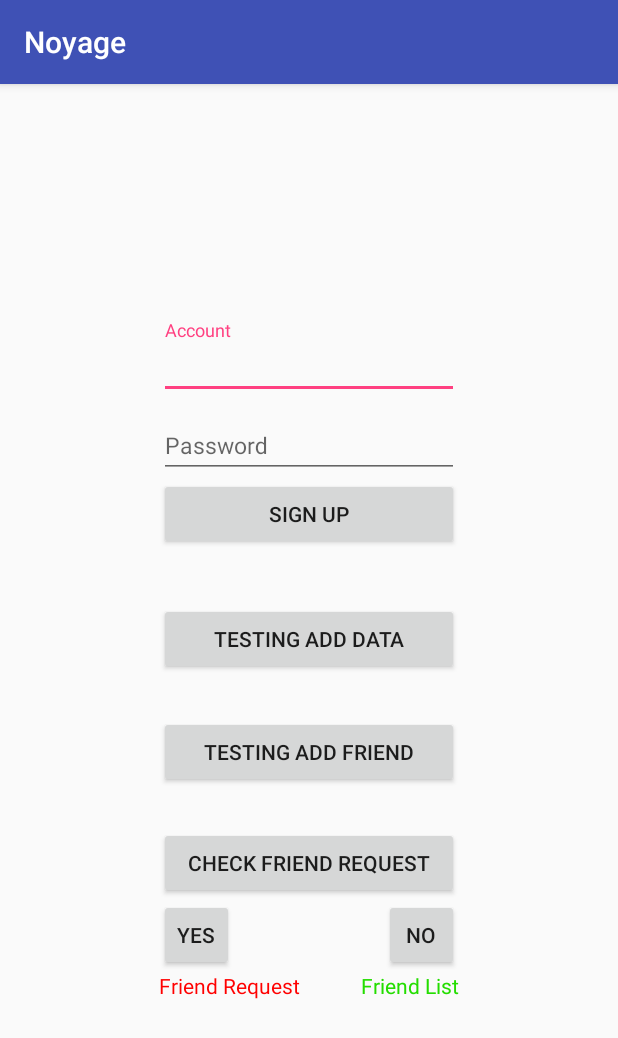
After one commit to chloe722/Noyage, an Android app: the SignUpActivity screen opened directly, with no data from a screen before it, on a phone screen of 412 x 824 dp. The commit adds this screen. Shown: the top 1038 px of the screen. Run offline under Robolectric (Android 15) with nearby library versions, the phone set to English and light mode, and no system bars; our stand-ins replace Firebase (no records; nobody signed in at launch, a user with empty details on screens opened directly).

Commit message:
Create user register and freind-system. Implemented simple UI to test the function with firebase

```diff
--- a/app/build.gradle
+++ b/app/build.gradle
@@ -22,11 +22,13 @@ dependencies {
     implementation fileTree(dir: 'libs', include: ['*.jar'])
     implementation 'com.android.support:appcompat-v7:26.1.0'
     implementation 'com.android.support.constraint:constraint-layout:1.0.2'
+    implementation 'com.google.firebase:firebase-database:12.0.1'
     testImplementation 'junit:junit:4.12'
     androidTestImplementation 'com.android.support.test:runner:1.0.1'
     androidTestImplementation 'com.android.support.test.espresso:espresso-core:3.0.1'
     compile 'com.google.firebase:firebase-core:12.0.1'
     compile 'com.google.firebase:firebase-auth:12.0.1'
+    compile 'com.android.support:design:26.1.0'
 
 
 }
--- /dev/null
+++ b/app/src/main/java/com/ourblog/android/Article.java
@@ -0,0 +1,44 @@
+package com.ourblog.android;
+
+/**
+ * Created by Chloe on 4/10/2018.
+ */
+
+public class Article {
+    public String title = "chloetesting title";
+    public String content = "chloe testing content";
+    public String tag ="";
+
+    public String currentUser;
+
+    public String getTitle() {
+        return title;
+    }
+
+    public void setTitle(String title) {
+        this.title = title;
+    }
+
+    public String getContent() {
+        return content;
+    }
+
+    public void setContent(String content) {
+        this.content = content;
+    }
+
+    public String getCurrentUser() {
+        return currentUser;
+    }
+
+    public void setCurrentUser(String currentUser) {
+        this.currentUser = currentUser;
+    }
+
+
+
+    public Article() {
+        // Default constructor required for calls to DataSnapshot.getValue(User.class)
+    }
+
+}
--- /dev/null
+++ b/app/src/main/java/com/ourblog/android/SignUpActivity.java
@@ -0,0 +1,184 @@
+package com.ourblog.android;
+
+import android.support.annotation.NonNull;
+import android.support.v7.app.AppCompatActivity;
+import android.os.Bundle;
+import android.util.Log;
+import android.view.View;
+import android.widget.Button;
+import android.widget.TextView;
+import android.widget.Toast;
+
+import com.google.android.gms.tasks.OnCompleteListener;
+import com.google.android.gms.tasks.Task;
+import com.google.firebase.auth.AuthResult;
+import com.google.firebase.auth.FirebaseAuth;
+import com.google.firebase.auth.FirebaseUser;
+import com.google.firebase.database.DataSnapshot;
+import com.google.firebase.database.DatabaseError;
+import com.google.firebase.database.DatabaseReference;
+import com.google.firebase.database.FirebaseDatabase;
+import com.google.firebase.database.ValueEventListener;
+
+public class SignUpActivity extends AppCompatActivity {
+    public static final String FRIENDREQUEST = "friendrequest";
+    private Button login;
+    private Button signUp;
+    private FirebaseAuth mAuth;
+    private DatabaseReference mDatabase;
+    private String account;
+    private String password;
+    private FirebaseUser currentUser;
+    private DatabaseReference mListDb;
+    FirebaseDatabase database;
+    String friendsID;
+
+    @Override
+    protected void onCreate(Bundle savedInstanceState) {
+        super.onCreate(savedInstanceState);
+        setContentView(R.layout.sign_up_main);
+        Article article = new Article();
+
+//        FirebaseUser user = mAuth.getCurrentUser();
+        mAuth = FirebaseAuth.getInstance();
+        account = "chloe.thhsdddddu@gmail.com";
+        password = "123456";
+        database = FirebaseDatabase.getInstance();
+//        DatabaseReference myRef = database.getReference("message");
+        currentUser = FirebaseAuth.getInstance().getCurrentUser();
+        mDatabase = FirebaseDatabase.getInstance().getReference();
+        final String title = article.getTitle();
+        final String content = article.getContent();
+        Button testingBtn = findViewById(R.id.testing_button);
+        Button signupBtn = findViewById(R.id.sign_button);
+        Button addFriendBtn = findViewById(R.id.addFriend_button);
+        Button checkFriendRequest = findViewById(R.id.check_Friend_Request);
+        Button confirmFriendRequest = findViewById(R.id.confirm_friend_request);
+        Button rejectFriendRequest = findViewById(R.id.reject_friend_request);
+        mListDb = FirebaseDatabase.getInstance().getReference().child("data");
+        Log.d("Chloe", "firebase database list: " + mListDb);
+        String userId = currentUser.getUid();
+        final TextView friendRequest = findViewById(R.id.friendRequest);
+        final TextView friendList = findViewById(R.id.frinedList);
+
+
+//    private void initView() {
+//        EditText accountEdit, passwordEdit;
+//        TextInputLayout accoutLayout, passwordLayout;
+//        Button signUpBtn;
+//        accountEdit = (EditText) findViewById(R.id.account_edit);
+//        passwordEdit = (EditText) findViewById(R.id.password_edit);
+//        accoutLayout = (TextInputLayout) findViewById(R.id.account_layout);
+//        passwordLayout = (TextInputLayout) findViewById(R.id.password_layout);
+//        passwordLayout.setErrorEnabled(true);
+//        accoutLayout.setErrorEnabled(true);
+//        signUpBtn = (Button) findViewById(R.id.sign_button);
+//        }
+        testingBtn.setOnClickListener(new View.OnClickListener() {
+            @Override
+            public void onClick(View v) {
+                writeNewUser(title, content);
+                Toast.makeText(SignUpActivity.this, "Added into firebase successfully", Toast.LENGTH_SHORT).show();
+            }
+        });
+
+        signupBtn.setOnClickListener(new View.OnClickListener() {
+            @Override
+            public void onClick(View v) {
+
+                mAuth.createUserWithEmailAndPassword(account, password)
+                        .addOnCompleteListener(SignUpActivity.this, new OnCompleteListener<AuthResult>() {
+                            @Override
+                            public void onComplete(@NonNull Task<AuthResult> task) {
+                                if (task.isSuccessful()) {
+                                    Toast.makeText(SignUpActivity.this, "success", Toast.LENGTH_SHORT).show();
+                                } else {
+                                    Toast.makeText(SignUpActivity.this, task.getException().getMessage(), Toast.LENGTH_SHORT).show();
+                                }
+                            };
+                        });
+            }
+        });
+
+        //Get user uid
+        mListDb.addValueEventListener(new ValueEventListener() {
+            @Override
+            public void onDataChange(DataSnapshot snapshot) {
+                for (DataSnapshot objSnapshot: snapshot.getChildren()) {
+                    Object obj = objSnapshot.getKey();
+                    String email = objSnapshot.child("email").getValue().toString();
+                    Log.d("Chloe", "Id: " + obj);
+                    Log.d("Chloe", "email: " + email);
+                    if (email.equals("testing123@gmail.com")){
+                        friendsID = objSnapshot.getKey();
+                        Log.d("Chloe", "emailID:" + friendsID);
+                        break;
+                    }
+                }
+            }
+            @Override
+            public void onCancelled(DatabaseError firebaseError) {
+                Log.e("Read failed", firebaseError.getMessage());
+            }
+        });
+
+        addFriendBtn.setOnClickListener(new View.OnClickListener() {
+            @Override
+            public void onClick(View v) {
+                mDatabase.child("data").child(friendsID).child(FRIENDREQUEST).push().setValue("chloe@gmail.com");
+                Log.d("Chloe","Request sent successfully!");
+                Toast.makeText(SignUpActivity.this, "Request sent successfully", Toast.LENGTH_SHORT).show();
+            }
+        });
+
+        checkFriendRequest.setOnClickListener(new View.OnClickListener() {
+            @Override
+            public void onClick(View v) {
+                if((mDatabase.child("data").child(friendsID).child(FRIENDREQUEST) != null)){
+                    friendRequest.setText("chloe.thhsu@gmail.com");
+                }
+            }
+        });
+
+        confirmFriendRequest.setOnClickListener(new View.OnClickListener() {
+            @Override
+            public void onClick(View v) {
+                mDatabase.child("data").child(friendsID).child("friendlist").push().setValue("chloe@gmail.com");
+                mDatabase.child("data").child(friendsID).child(FRIENDREQUEST).removeValue();
+                friendRequest.setText("");
+                friendList.setText("chloe.thhsu@gmail.com");
+                Toast.makeText(SignUpActivity.this, "Added friend sent successfully", Toast.LENGTH_SHORT).show();
+
+            }
+        });
+
+        rejectFriendRequest.setOnClickListener(new View.OnClickListener() {
+            @Override
+            public void onClick(View v) {
+                mDatabase.child("data").child(friendsID).child(FRIENDREQUEST).removeValue();
+                friendRequest.setText("");
+                Toast.makeText(SignUpActivity.this, "You've rejected an invitation!", Toast.LENGTH_SHORT).show();
+            }
+        });
+
+    }
+
+
+    private void writeNewUser(String title, String content) {
+        String userId = currentUser.getUid();
+        Log.d("Chloe", "getProvide Id: " + userId);
+        mDatabase.child("data").child(userId).child("email").setValue("chloe.thhsu@gmail.com");
+        mDatabase.child("data").child(userId).child("friendlist").child("user").setValue("friend id");
+        mDatabase.child("data").child(userId).child("friendlist").child("email").setValue("xxxx@hhhhh");
+        mDatabase.child("data").child(userId).child(FRIENDREQUEST).child("email").setValue("dddd@kkkk");
+        mDatabase.child("data").child(userId).child("articles").child("articles1").child("title").setValue("旅遊好好玩");
+        mDatabase.child("data").child(userId).child("articles").child("articles1").child("content").setValue("chloe content testing");
+        mDatabase.child("data").child(userId).child("articles").child("articles1").child("tag").setValue("佛媽");
+        mDatabase.child("data").child(userId).child("articles").child("articles2").child("title").setValue("chloe content testing");
+        mDatabase.child("data").child(userId).child("articles").child("articles2").child("content").setValue("chloe content testing");
+        mDatabase.child("data").child(userId).child("articles").child("articles2").child("tag").setValue("chloe content testing");
+
+    }
+
+
+}
--- /dev/null
+++ b/app/src/main/res/layout/sign_up_main.xml
@@ -0,0 +1,101 @@
+<?xml version="1.0" encoding="utf-8"?>
+<RelativeLayout xmlns:android="http://schemas.android.com/apk/res/android"
+    xmlns:app="http://schemas.android.com/apk/res-auto"
+    android:gravity="center"
+    android:layout_width="match_parent"
+    android:layout_height="match_parent">
+    <android.support.design.widget.TextInputLayout
+        android:id="@+id/account_layout"
+        android:layout_width="200dp"
+        android:layout_height="wrap_content">
+        <EditText
+            android:id="@+id/account_edit"
+            android:hint="@string/account"
+            android:textSize="15sp"
+            android:textColor="#000000"
+            android:layout_width="match_parent"
+            android:layout_height="wrap_content" />
+    </android.support.design.widget.TextInputLayout>
+    <android.support.design.widget.TextInputLayout
+        android:layout_below="@id/account_layout"
+        android:id="@+id/password_layout"
+        android:layout_width="200dp"
+        android:layout_height="wrap_content">
+        <EditText
+            android:id="@+id/password_edit"
+            android:hint="@string/password"
+            android:textSize="15sp"
+            android:textColor="#000000"
+            android:layout_width="match_parent"
+            android:layout_height="wrap_content" />
+    </android.support.design.widget.TextInputLayout>
+    <Button
+        android:layout_below="@id/password_layout"
+        android:text="@string/sign_up"
+        android:id="@+id/sign_button"
+        android:layout_width="200dp"
+        android:layout_height="wrap_content" />
+
+    <Button
+        android:id="@+id/testing_button"
+        android:layout_width="200dp"
+        android:layout_height="wrap_content"
+        android:layout_alignStart="@+id/sign_button"
+        android:layout_below="@+id/sign_button"
+        android:layout_marginTop="35dp"
+        android:text="Testing Add data" />
+
+    <Button
+        android:id="@+id/addFriend_button"
+        android:layout_width="200dp"
+        android:layout_height="wrap_content"
+        android:layout_alignStart="@+id/testing_button"
+        android:layout_below="@+id/testing_button"
+        android:layout_marginTop="27dp"
+        android:text="Testing Add Friend" />
+
+    <Button
+        android:id="@+id/check_Friend_Request"
+        android:layout_width="200dp"
+        android:layout_height="wrap_content"
+        android:layout_alignStart="@+id/addFriend_button"
+        android:layout_below="@+id/addFriend_button"
+        android:layout_marginTop="26dp"
+        android:text="check friend request" />
+
+    <Button
+        android:id="@+id/confirm_friend_request"
+        android:layout_width="50dp"
+        android:layout_height="wrap_content"
+        android:layout_alignStart="@+id/check_Friend_Request"
+        android:layout_below="@+id/check_Friend_Request"
+        android:text="Yes" />
+
+    <Button
+        android:id="@+id/reject_friend_request"
+        android:layout_width="50dp"
+        android:layout_height="wrap_content"
+        android:layout_alignEnd="@+id/check_Friend_Request"
+        android:layout_below="@+id/check_Friend_Request"
+        android:text="No" />
+
+    <TextView
+        android:id="@+id/friendRequest"
+        android:layout_width="wrap_content"
+        android:layout_height="wrap_content"
+        android:layout_alignStart="@+id/confirm_friend_request"
+        android:layout_below="@+id/confirm_friend_request"
+        android:text="Friend Request"
+        android:textColor="#ff0000" />
+
+    <TextView
+        android:id="@+id/frinedList"
+        android:layout_width="wrap_content"
+        android:layout_height="wrap_content"
+        android:layout_alignEnd="@+id/reject_friend_request"
+        android:layout_below="@+id/reject_friend_request"
+        android:text="Friend List"
+        android:textColor="#24dd00" />
+
+
+</RelativeLayout>
--- a/app/src/main/res/values/strings.xml
+++ b/app/src/main/res/values/strings.xml
@@ -1,3 +1,7 @@
 <resources>
     <string name="app_name">Noyage</string>
+    <string name="sign_up">Sign Up</string>
+    <string name="account">Account</string>
+    <string name="password">Password</string>
+    <string name="log_in">log in</string>
 </resources>
```
Also changed, not shown: app/src/main/AndroidManifest.xml (+27 -1 lines), app/src/main/java/com/ourblog/android/HomeActivity.java (added, +72 -0 lines), app/src/main/java/com/ourblog/android/LogInActivity.java (added, +36 -0 lines), app/src/main/java/com/ourblog/android/MainActivity.java (deleted, +0 -58 lines), app/src/main/java/com/ourblog/android/MainMainActivity.java (added, +17 -0 lines), app/src/main/res/layout/activity_main.xml (deleted, +0 -18 lines), app/src/main/res/layout/home_layout.xml (added, +35 -0 lines), app/src/main/res/layout/login_layout.xml (added, +38 -0 lines), app/src/main/res/layout/main_layout.xml (added, +86 -0 lines), 1 other file.
